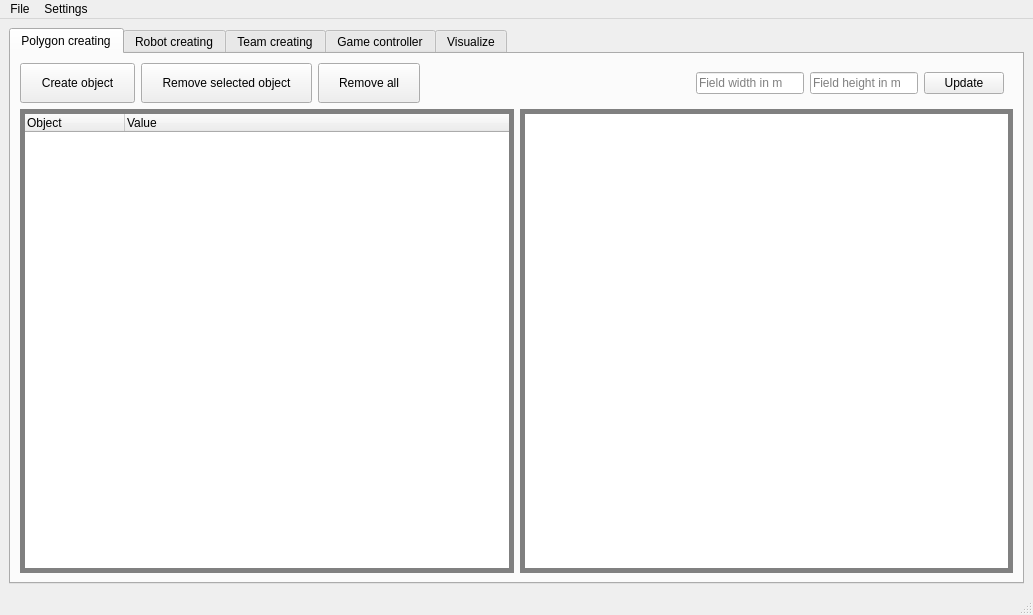
Qt form uiFiles/gui.ui (ghorik78/serverGui) before a commit.
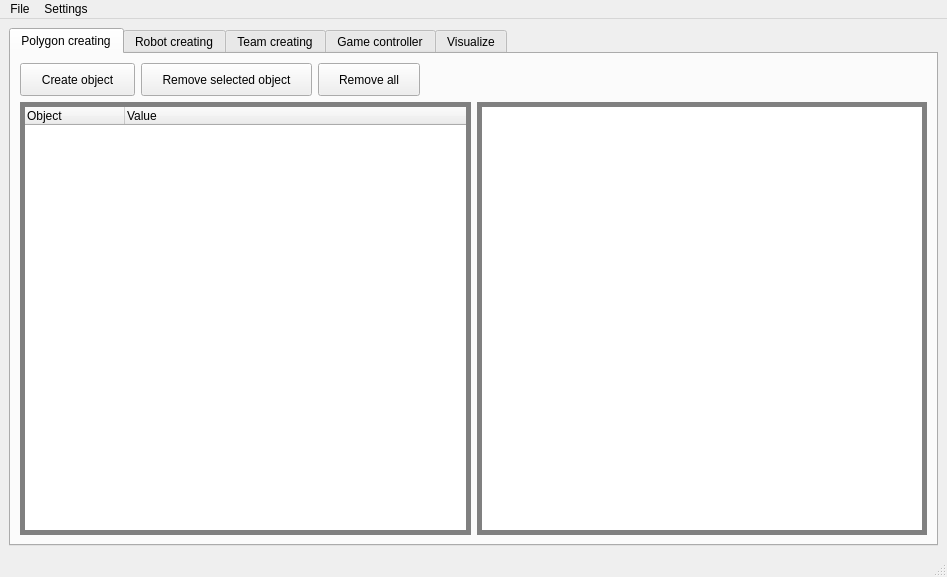
The same form after that commit. The open tabs and pages were chosen to show the change.

Commit message: vis ready; BUGFIX; import optimized; new settings; new fields;

Diff of the .ui file:
```diff
--- a/uiFiles/gui.ui
+++ b/uiFiles/gui.ui
@@ -6,8 +6,8 @@
    <rect>
     <x>0</x>
     <y>0</y>
-    <width>1033</width>
-    <height>615</height>
+    <width>947</width>
+    <height>577</height>
    </rect>
   </property>
   <property name="windowTitle">
@@ -164,7 +164,7 @@
               <widget class="QPushButton" name="removeSelectedObjBttn">
                <property name="sizePolicy">
                 <sizepolicy hsizetype="Maximum" vsizetype="Expanding">
-                 <horstretch>2</horstretch>
+                 <horstretch>1</horstretch>
                  <verstretch>0</verstretch>
                 </sizepolicy>
                </property>
@@ -208,7 +208,7 @@
                </property>
                <property name="sizeHint" stdset="0">
                 <size>
-                 <width>100</width>
+                 <width>20</width>
                  <height>20</height>
                 </size>
                </property>
@@ -216,47 +216,7 @@
              </item>
              <item>
               <widget class="QFrame" name="horizontalFrame">
-               <layout class="QHBoxLayout" name="horizontalLayout_2">
-                <item>
-                 <widget class="QLineEdit" name="fieldWidthLineEdit">
-                  <property name="sizePolicy">
-                   <sizepolicy hsizetype="Maximum" vsizetype="Fixed">
-                    <horstretch>0</horstretch>
-                    <verstretch>0</verstretch>
-                   </sizepolicy>
-                  </property>
-                  <property name="placeholderText">
-                   <string>Field width in m</string>
-                  </property>
-                 </widget>
-                </item>
-                <item>
-                 <widget class="QLineEdit" name="fieldHeightLineEdit">
-                  <property name="sizePolicy">
-                   <sizepolicy hsizetype="Maximum" vsizetype="Fixed">
-                    <horstretch>0</horstretch>
-                    <verstretch>0</verstretch>
-                   </sizepolicy>
-                  </property>
-                  <property name="placeholderText">
-                   <string>Field height in m</string>
-                  </property>
-                 </widget>
-                </item>
-                <item>
-                 <widget class="QPushButton" name="pushButton_4">
-                  <property name="sizePolicy">
-                   <sizepolicy hsizetype="Maximum" vsizetype="Fixed">
-                    <horstretch>0</horstretch>
-                    <verstretch>0</verstretch>
-                   </sizepolicy>
-                  </property>
-                  <property name="text">
-                   <string>Update</string>
-                  </property>
-                 </widget>
-                </item>
-               </layout>
+               <layout class="QHBoxLayout" name="horizontalLayout_2"/>
               </widget>
              </item>
             </layout>
@@ -1188,7 +1148,7 @@
     <rect>
      <x>0</x>
      <y>0</y>
-     <width>1033</width>
+     <width>947</width>
      <height>22</height>
     </rect>
    </property>
```
Left out of the diff: 140 changed lines with no effect on the pictures. The commit also changes 31 other files.
